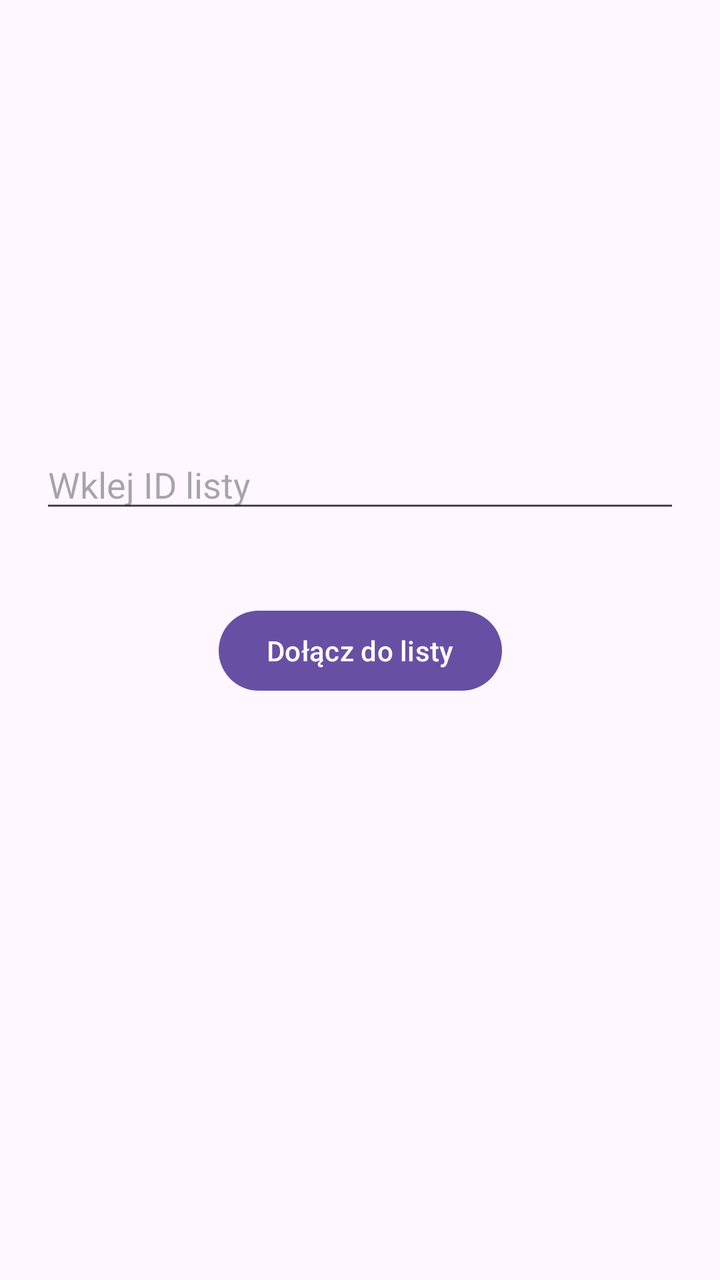
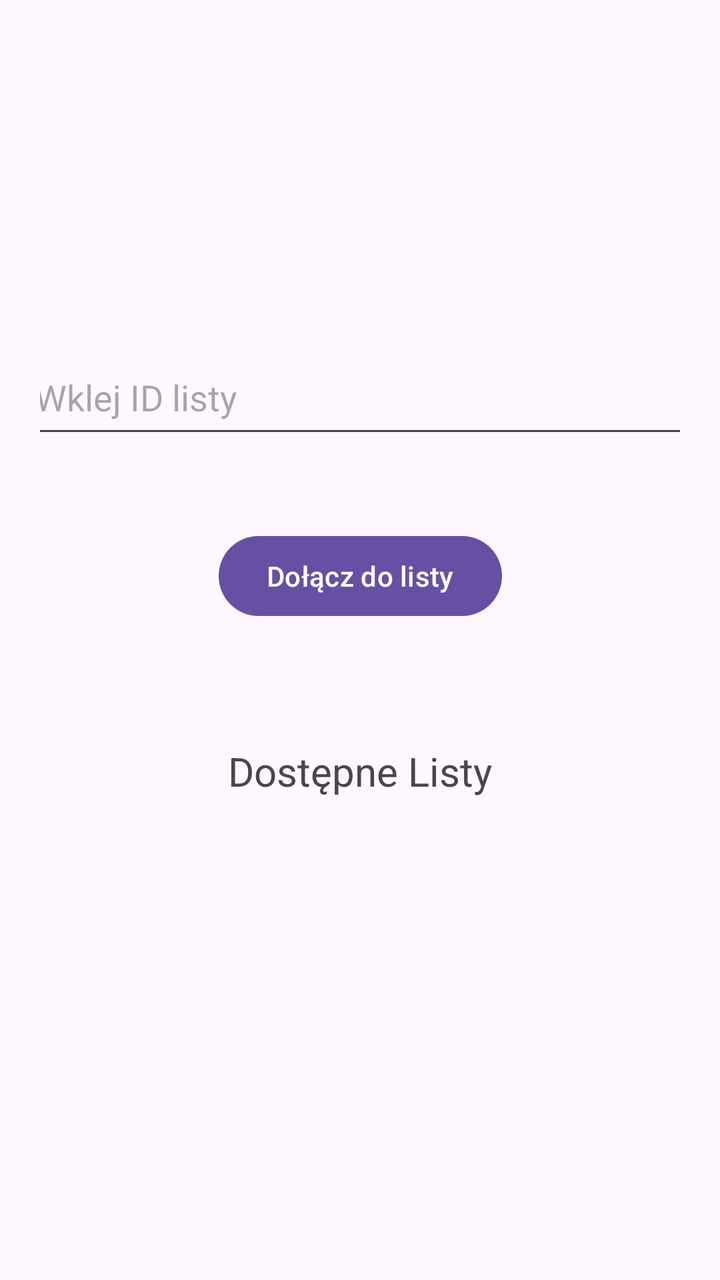

Before-and-after screenshots of an Android layout around one commit, followed by the original layout XML and the change that was made.
<!-- AndroidManifest.xml: application theme Theme.ShopList -->
<!-- res/layout/activity_join_list.xml -->
<?xml version="1.0" encoding="utf-8"?>
<androidx.constraintlayout.widget.ConstraintLayout
    xmlns:android="http://schemas.android.com/apk/res/android"
    xmlns:app="http://schemas.android.com/apk/res-auto"
    android:padding="20dp"
    android:layout_width="match_parent"
    android:layout_height="match_parent">

    <EditText
        android:id="@+id/editTextListId"
        android:layout_width="0dp"
        android:layout_height="wrap_content"
        android:layout_marginTop="200dp"
        android:hint="Wklej ID listy"
        app:layout_constraintEnd_toEndOf="parent"
        app:layout_constraintStart_toStartOf="parent"
        app:layout_constraintTop_toTopOf="parent" />

    <Button
        android:id="@+id/buttonJoinList"
        android:layout_width="wrap_content"
        android:layout_height="wrap_content"
        android:layout_marginTop="40dp"
        android:text="Dołącz do listy"
        app:layout_constraintBottom_toBottomOf="parent"
        app:layout_constraintEnd_toEndOf="parent"
        app:layout_constraintStart_toStartOf="parent"
        app:layout_constraintTop_toBottomOf="@+id/editTextListId"
        app:layout_constraintVertical_bias="0.0" />

</androidx.constraintlayout.widget.ConstraintLayout>
<!-- resources referenced by this layout -->
<resources>
  <style name="Theme.ShopList" parent="Base.Theme.ShopList" />
  <style name="Base.Theme.ShopList" parent="Theme.Material3.DayNight.NoActionBar">
          
          
      </style>
</resources>

<!-- the commit's change to res/layout/activity_join_list.xml (unified diff, before → after) -->
@@ -2,16 +2,21 @@
 <androidx.constraintlayout.widget.ConstraintLayout
     xmlns:android="http://schemas.android.com/apk/res/android"
     xmlns:app="http://schemas.android.com/apk/res-auto"
+    xmlns:tools="http://schemas.android.com/tools"
     android:padding="20dp"
     android:layout_width="match_parent"
     android:layout_height="match_parent">
 
     <EditText
         android:id="@+id/editTextListId"
-        android:layout_width="0dp"
-        android:layout_height="wrap_content"
-        android:layout_marginTop="200dp"
+        android:layout_width="334dp"
+        android:layout_height="54dp"
+        android:layout_marginStart="8dp"
+        android:layout_marginTop="150dp"
+        android:layout_marginEnd="8dp"
+        android:autofillHints=""
         android:hint="Wklej ID listy"
+        android:minHeight="48dp"
         app:layout_constraintEnd_toEndOf="parent"
         app:layout_constraintStart_toStartOf="parent"
         app:layout_constraintTop_toTopOf="parent" />
@@ -28,4 +33,26 @@
         app:layout_constraintTop_toBottomOf="@+id/editTextListId"
         app:layout_constraintVertical_bias="0.0" />
 
+    <ListView
+        android:id="@+id/ListViewJoinedLists"
+        android:layout_width="320dp"
+        android:layout_height="276dp"
+        android:layout_marginStart="8dp"
+        android:layout_marginEnd="8dp"
+        app:layout_constraintEnd_toEndOf="parent"
+        app:layout_constraintStart_toStartOf="parent"
+        app:layout_constraintTop_toBottomOf="@+id/textViewAvLists" />
+
+    <TextView
+        android:id="@+id/textViewAvLists"
+        android:layout_width="186dp"
+        android:layout_height="35dp"
+        android:layout_marginTop="60dp"
+        android:text="@string/TextViewAvaliableLists"
+        android:textAlignment="center"
+        android:textSize="20sp"
+        app:layout_constraintEnd_toEndOf="parent"
+        app:layout_constraintStart_toStartOf="parent"
+        app:layout_constraintTop_toBottomOf="@+id/buttonJoinList" />
+
 </androidx.constraintlayout.widget.ConstraintLayout>
<!-- resource entries referenced after the edit -->
@@ -1,5 +1,6 @@
 <!-- resources referenced by this layout -->
 <resources>
+  <string name="TextViewAvaliableLists">Dostępne Listy</string>
   <style name="Theme.ShopList" parent="Base.Theme.ShopList" />
   <style name="Base.Theme.ShopList" parent="Theme.Material3.DayNight.NoActionBar">
           
